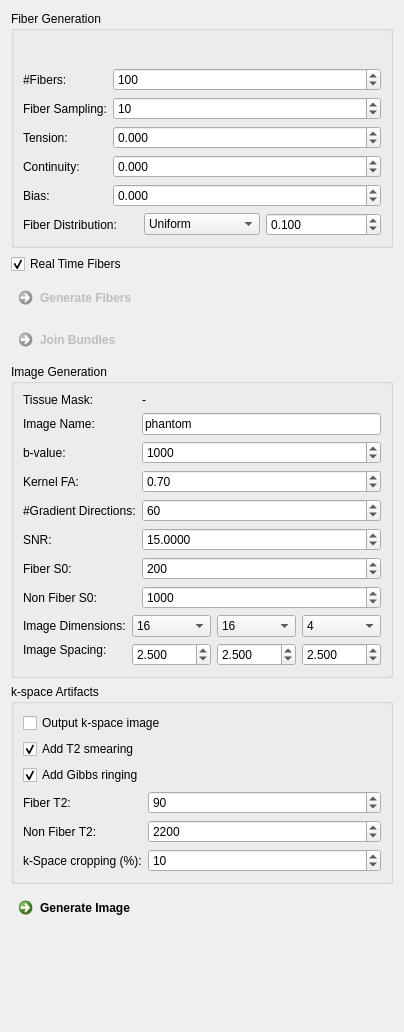
This is Plugins/org.mitk.gui.qt.diffusionimaging/src/internal/QmitkFiberfoxViewControls.ui in MITK/MITK as Qt 5 draws it before an edit. The edited form follows.
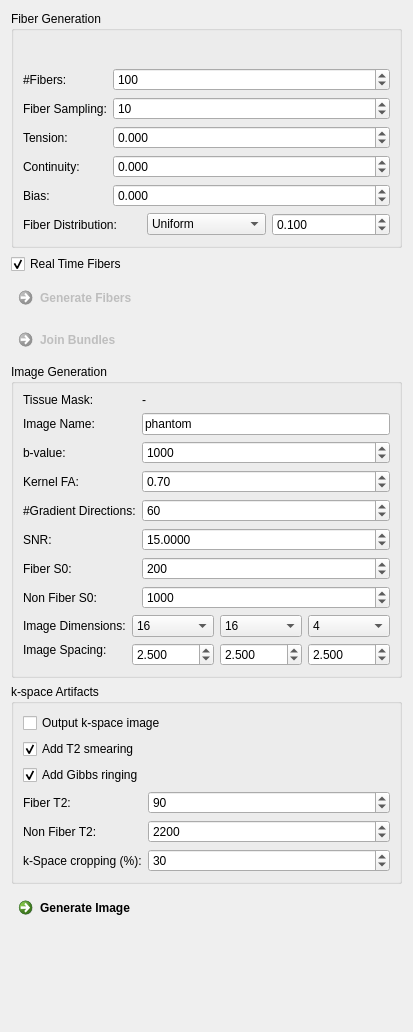
This is the edited form. Icons and pictures are not drawn.

Commit message: squared again

Diff of the .ui file:
```diff
--- a/Plugins/org.mitk.gui.qt.diffusionimaging/src/internal/QmitkFiberfoxViewControls.ui
+++ b/Plugins/org.mitk.gui.qt.diffusionimaging/src/internal/QmitkFiberfoxViewControls.ui
@@ -6,7 +6,7 @@
    <rect>
     <x>0</x>
     <y>0</y>
-    <width>404</width>
+    <width>413</width>
     <height>1032</height>
    </rect>
   </property>
@@ -153,7 +153,7 @@
             <number>1</number>
            </property>
            <property name="value">
-            <number>10</number>
+            <number>30</number>
            </property>
           </widget>
          </item>
```
The commit also changes 2 other files.
